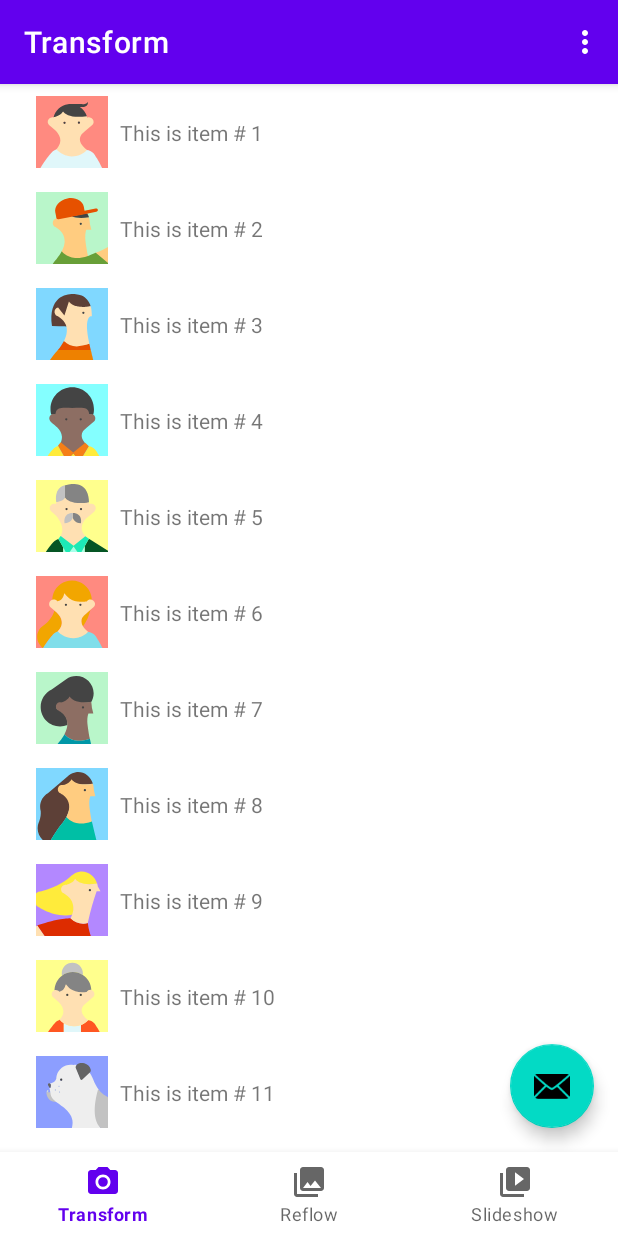
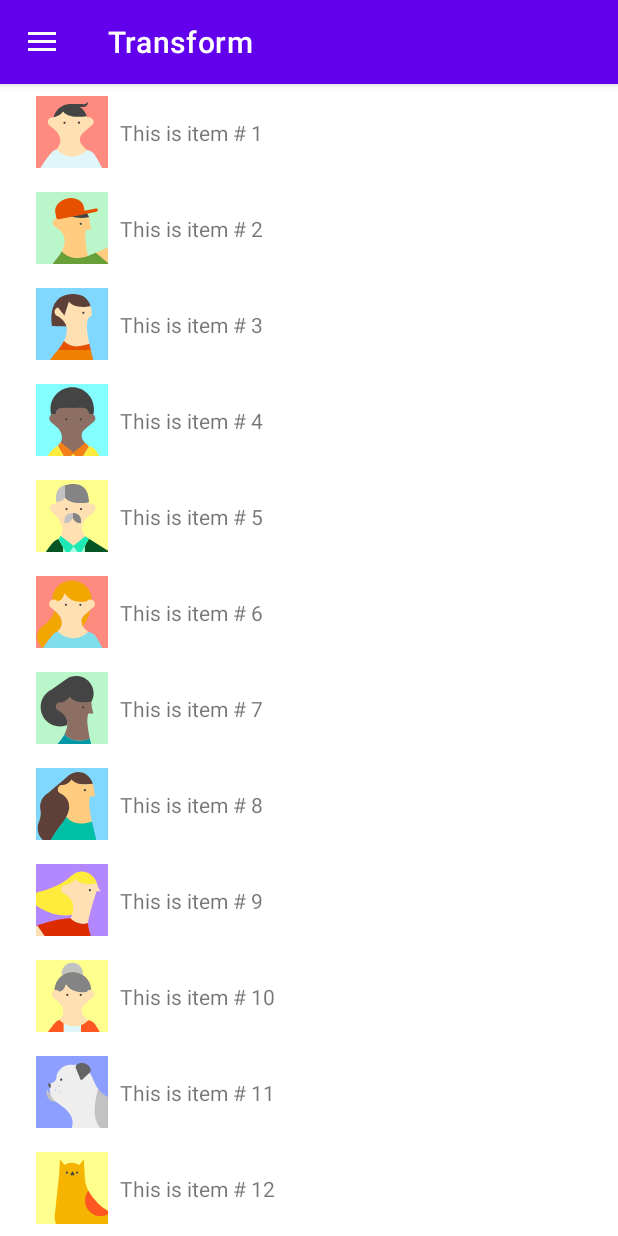
Before and after one commit to dipen-torinit/clover-dual-pricing-ui, an Android app: the screen it shows after launch (MainActivity), on a phone screen of 412 x 824 dp. Run offline under Robolectric (Android 15) with nearby library versions, the phone set to English and light mode, and no system bars; our stand-ins replace navigation-ui.

Commit message:
Removed fab button & bottom navigation

```diff
--- a/app/src/main/java/com/clover/dp/ui/MainActivity.kt
+++ b/app/src/main/java/com/clover/dp/ui/MainActivity.kt
@@ -3,16 +3,15 @@ package com.clover.dp.ui
 import android.os.Bundle
 import android.view.Menu
 import android.view.MenuItem
-import com.google.android.material.snackbar.Snackbar
-import com.google.android.material.navigation.NavigationView
+import androidx.appcompat.app.AppCompatActivity
 import androidx.navigation.findNavController
 import androidx.navigation.fragment.NavHostFragment
 import androidx.navigation.ui.AppBarConfiguration
 import androidx.navigation.ui.navigateUp
 import androidx.navigation.ui.setupActionBarWithNavController
 import androidx.navigation.ui.setupWithNavController
-import androidx.appcompat.app.AppCompatActivity
 import com.clover.dp.ui.databinding.ActivityMainBinding
+import com.google.android.material.navigation.NavigationView
 
 class MainActivity : AppCompatActivity() {
 
@@ -25,11 +24,6 @@ class MainActivity : AppCompatActivity() {
         setContentView(binding.root)
         setSupportActionBar(binding.appBarMain.toolbar)
 
-        binding.appBarMain.fab?.setOnClickListener { view ->
-            Snackbar.make(view, "Replace with your own action", Snackbar.LENGTH_LONG)
-                .setAction("Action", null).show()
-        }
-
         val navHostFragment =
             (supportFragmentManager.findFragmentById(R.id.nav_host_fragment_content_main) as NavHostFragment?)!!
         val navController = navHostFragment.navController
@@ -40,16 +34,6 @@ class MainActivity : AppCompatActivity() {
                     R.id.nav_transform, R.id.nav_reflow, R.id.nav_slideshow, R.id.nav_settings
                 ),
                 binding.drawerLayout
-            )
-            setupActionBarWithNavController(navController, appBarConfiguration)
-            it.setupWithNavController(navController)
-        }
-
-        binding.appBarMain.contentMain.bottomNavView?.let {
-            appBarConfiguration = AppBarConfiguration(
-                setOf(
-                    R.id.nav_transform, R.id.nav_reflow, R.id.nav_slideshow
-                )
             )
             setupActionBarWithNavController(navController, appBarConfiguration)
             it.setupWithNavController(navController)
--- a/app/src/main/res/layout-w1240dp/content_main.xml
+++ b/app/src/main/res/layout-w1240dp/content_main.xml
@@ -16,17 +16,6 @@
         app:layout_constraintTop_toTopOf="parent"
         app:menu="@menu/navigation_drawer" />
 
-    <com.google.android.material.floatingactionbutton.FloatingActionButton
-        android:id="@+id/fab"
-        android:layout_width="wrap_content"
-        android:layout_height="wrap_content"
-        android:layout_marginEnd="@dimen/fab_margin"
-        android:layout_marginBottom="16dp"
-        android:contentDescription="@string/fab_content_description"
-        app:layout_constraintBottom_toBottomOf="parent"
-        app:layout_constraintEnd_toEndOf="parent"
-        app:srcCompat="@android:drawable/ic_dialog_email" />
-
     <androidx.fragment.app.FragmentContainerView
         android:id="@+id/nav_host_fragment_content_main"
         android:name="androidx.navigation.fragment.NavHostFragment"
--- a/app/src/main/res/layout-w600dp/app_bar_main.xml
+++ b/app/src/main/res/layout-w600dp/app_bar_main.xml
@@ -25,13 +25,4 @@
         android:id="@+id/content_main"
         layout="@layout/content_main" />
 
-    <com.google.android.material.floatingactionbutton.FloatingActionButton
-        android:id="@+id/fab"
-        android:layout_width="wrap_content"
-        android:layout_height="wrap_content"
-        android:layout_gravity="bottom|end"
-        android:layout_marginEnd="@dimen/fab_margin"
-        android:layout_marginBottom="16dp"
-        android:contentDescription="@string/fab_content_description"
-        app:srcCompat="@android:drawable/ic_dialog_email" />
 </androidx.coordinatorlayout.widget.CoordinatorLayout>
--- a/app/src/main/res/layout/activity_main.xml
+++ b/app/src/main/res/layout/activity_main.xml
@@ -3,6 +3,8 @@ Wrap the DrawerLayout with FrameLayout to use the same View type for the same vi
 across the layout configurations
 -->
 <FrameLayout xmlns:android="http://schemas.android.com/apk/res/android"
+    xmlns:app="http://schemas.android.com/apk/res-auto"
+    xmlns:tools="http://schemas.android.com/tools"
     android:id="@+id/activity_container"
     android:layout_width="match_parent"
     android:layout_height="match_parent">
@@ -11,7 +13,8 @@ across the layout configurations
         android:id="@+id/drawer_layout"
         android:layout_width="match_parent"
         android:layout_height="match_parent"
-        android:fitsSystemWindows="true">
+        android:fitsSystemWindows="true"
+        tools:openDrawer="start">
 
         <include
             android:id="@+id/app_bar_main"
@@ -19,5 +22,13 @@ across the layout configurations
             android:layout_width="match_parent"
             android:layout_height="match_parent" />
 
+        <com.google.android.material.navigation.NavigationView
+            android:id="@+id/nav_view"
+            android:layout_width="wrap_content"
+            android:layout_height="match_parent"
+            android:layout_gravity="start"
+            android:fitsSystemWindows="true"
+            app:headerLayout="@layout/nav_header_main"
+            app:menu="@menu/navigation_drawer" />
     </androidx.drawerlayout.widget.DrawerLayout>
 </FrameLayout>
--- a/app/src/main/res/layout/app_bar_main.xml
+++ b/app/src/main/res/layout/app_bar_main.xml
@@ -25,20 +25,4 @@
         android:id="@+id/content_main"
         layout="@layout/content_main" />
 
-    <!-- This CoordinatorLayout is to dodge the BottomNavigationView when the Snackbar is shown -->
-    <androidx.coordinatorlayout.widget.CoordinatorLayout
-        android:layout_width="match_parent"
-        android:layout_height="match_parent"
-        android:layout_marginBottom="56dp"
-        android:background="@android:color/transparent">
-
-        <com.google.android.material.floatingactionbutton.FloatingActionButton
-            android:id="@+id/fab"
-            android:layout_width="wrap_content"
-            android:layout_height="wrap_content"
-            android:layout_gravity="bottom|end"
-            android:layout_margin="@dimen/fab_margin"
-            android:contentDescription="@string/fab_content_description"
-            app:srcCompat="@android:drawable/ic_dialog_email" />
-    </androidx.coordinatorlayout.widget.CoordinatorLayout>
 </androidx.coordinatorlayout.widget.CoordinatorLayout>
--- a/app/src/main/res/layout/content_main.xml
+++ b/app/src/main/res/layout/content_main.xml
@@ -1,28 +1,23 @@
 <?xml version="1.0" encoding="utf-8"?>
-<LinearLayout xmlns:android="http://schemas.android.com/apk/res/android"
+<androidx.constraintlayout.widget.ConstraintLayout xmlns:android="http://schemas.android.com/apk/res/android"
     xmlns:app="http://schemas.android.com/apk/res-auto"
     xmlns:tools="http://schemas.android.com/tools"
     android:layout_width="match_parent"
     android:layout_height="match_parent"
-    android:orientation="vertical"
     app:layout_behavior="@string/appbar_scrolling_view_behavior"
     tools:showIn="@layout/app_bar_main">
 
     <androidx.fragment.app.FragmentContainerView
         android:id="@+id/nav_host_fragment_content_main"
         android:name="androidx.navigation.fragment.NavHostFragment"
-        android:layout_width="match_parent"
+        android:layout_width="0dp"
         android:layout_height="0dp"
         android:layout_marginLeft="@dimen/fragment_horizontal_margin"
         android:layout_marginRight="@dimen/fragment_horizontal_margin"
-        android:layout_weight="1"
         app:defaultNavHost="true"
+        app:layout_constraintBottom_toBottomOf="parent"
+        app:layout_constraintLeft_toLeftOf="parent"
+        app:layout_constraintRight_toRightOf="parent"
+        app:layout_constraintTop_toTopOf="parent"
         app:navGraph="@navigation/mobile_navigation" />
-
-    <com.google.android.material.bottomnavigation.BottomNavigationView
-        android:id="@+id/bottom_nav_view"
-        android:layout_width="match_parent"
-        android:layout_height="56dp"
-        android:layout_gravity="bottom"
-        app:menu="@menu/bottom_navigation" />
-</LinearLayout>
+</androidx.constraintlayout.widget.ConstraintLayout>
```
